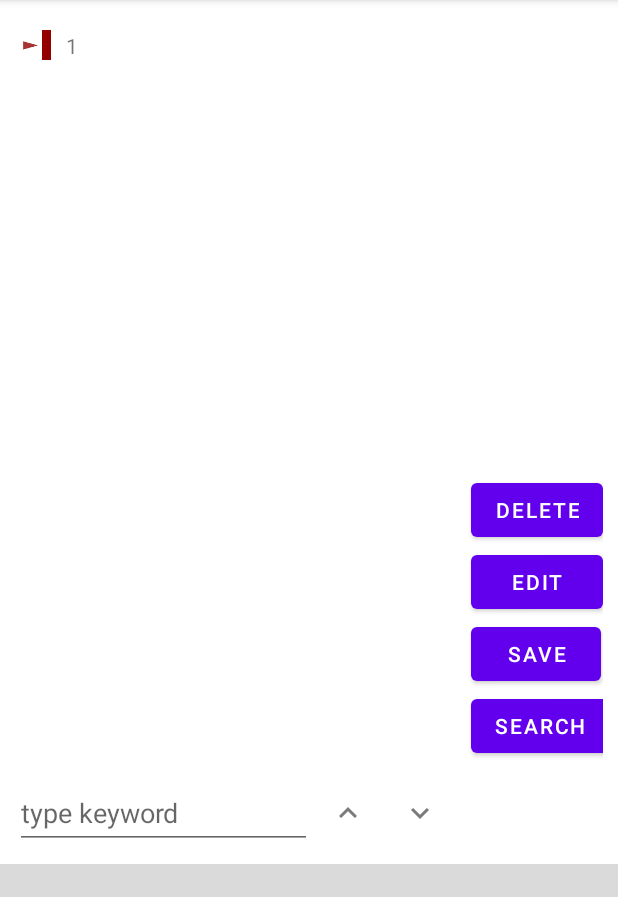
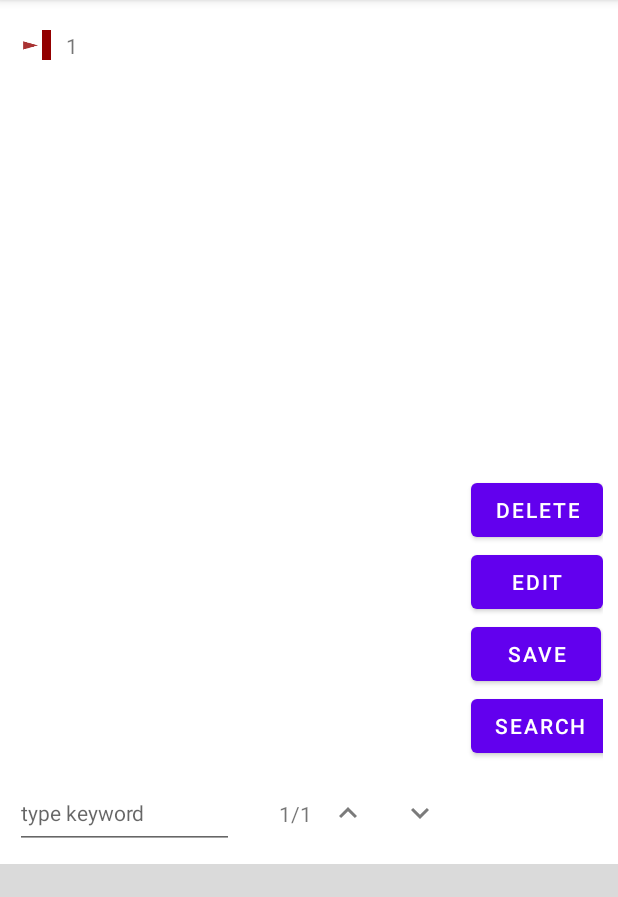
Before and after one commit to marise1/timeline_mockup_room, an Android app: the screen it shows after launch (MainActivity), after a tap on "SEARCH", on a phone screen of 412 x 824 dp, the part 84-981 px from its top. Run offline under Robolectric (Android 15) with nearby library versions, the phone set to English and light mode, and no system bars; our stand-ins replace Room's generated code; 2 statements that could not run were skipped; 2 other taps on this screen came first.

Commit message:
stop livedata trigger for search when other dao, cancel search when other button, scroll, _ out of total

```diff
--- a/app/src/main/java/nz/massey/a336/myapplication2/MainActivity.kt
+++ b/app/src/main/java/nz/massey/a336/myapplication2/MainActivity.kt
@@ -19,17 +19,18 @@ class MainActivity : AppCompatActivity() {
     var _clickedNote : Note? = null
     private val clickedNote = MutableLiveData<Note>()
 
-
     override fun onCreate(savedInstanceState: Bundle?) {
         super.onCreate(savedInstanceState)
         setContentView(R.layout.activity_main)
 
-        val r = findViewById<RecyclerView>(R.id.listNote)
         val adapter = NoteAdapter(this){
             note -> onNoteClicked(note)
         }
-        r.adapter = adapter
-        r.layoutManager = LinearLayoutManager(this)
+/*
+        val list = findViewById<RecyclerView>(R.id.listNote)
+        list.adapter = adapter
+        list.layoutManager = LinearLayoutManager(this)
+*/
 
         //val notes = listOf(Note(1,"text"), Note(2, "text2"))
         val dao = NoteDatabase.getInstance(this).noteDao
@@ -37,12 +38,13 @@ class MainActivity : AppCompatActivity() {
         notes.observe(this, Observer {
             it?.let{
                 adapter.submitList(it)
+                adapter.noteList = it
             }
             Log.i("livedata", "list")
         })
 
+        // insert note when click save button
         val txtSearch = findViewById<EditText>(R.id.txtSearch)
-        // insert note when click save button
         val btnSave = findViewById<Button>(R.id.btnSave)
         btnSave.setOnClickListener{
             val text = txtSearch.text.toString()
@@ -51,27 +53,32 @@ class MainActivity : AppCompatActivity() {
             lifecycleScope.launch{
                 dao.insert(noteObj)
             }
+            adapter.cancelSearch()
+            Log.i("btnSave", "btnSave, text=$text")
         }
 
         // when click search button, list all the notes with match on the gray area
-        var noteMatchString : LiveData<String>
-        var noteMatch : LiveData<List<Note>>
-        var word = "note"
+        var click =  false
         val area = findViewById<TextView>(R.id.display)
         val btnSearch = findViewById<Button>(R.id.btnSearch)
         btnSearch.setOnClickListener {
-            word = txtSearch.text.toString()
-            //area.text = word
+            click = true
+            val word = txtSearch.text.toString()
+            val noteMatch = dao.search(word)
+            Log.i("livedata", "search, word=$word")
 
-            noteMatch = dao.search(word)
             noteMatch.observe(this, Observer {
                 it?.let{
-                    adapter.noteMatch = it
-                    Log.i("livedata", "running, $it")
+                    Log.i("livedata", "notematch called")
+                    if(click){
+                        click = false
+                        adapter.noteMatch = it
+                        Log.i("livedata", "running, size=${it.size}, word=$word, $it")
+                    }
                 }
             })
 
-            noteMatchString = Transformations.map(noteMatch){
+            val noteMatchString = Transformations.map(noteMatch){
                     noteMatch -> formatNotes(noteMatch)
             }
             noteMatchString.observe(this, Observer {
@@ -105,17 +112,6 @@ class MainActivity : AppCompatActivity() {
             _clickedNote = null
         }
 
-        //val btnDown = findViewById<ImageButton>(R.id.btnDown)
-/*
-        btnDown.setOnClickListener{
-            i++
-            if(i == noteMatch.size){
-                i=0
-            }
-            current = noteMatch[i].pos
-        }
-*/
-
         clickedNote.observe(this, Observer {
             it?.let{
                 _clickedNote = it
--- a/app/src/main/java/nz/massey/a336/myapplication2/NoteAdapter.kt
+++ b/app/src/main/java/nz/massey/a336/myapplication2/NoteAdapter.kt
@@ -7,18 +7,26 @@ import android.util.Log
 import android.view.LayoutInflater
 import android.view.View
 import android.view.ViewGroup
-import android.widget.ImageButton
-import android.widget.ImageView
-import android.widget.TextView
+import android.widget.*
 import androidx.constraintlayout.widget.ConstraintLayout
 import androidx.core.view.isVisible
 import androidx.lifecycle.LiveData
 import androidx.recyclerview.widget.DiffUtil
+import androidx.recyclerview.widget.LinearLayoutManager
 import androidx.recyclerview.widget.ListAdapter
 import androidx.recyclerview.widget.RecyclerView
 
 class NoteAdapter(context: Activity, val clickListener: (note: Note) -> Unit) : ListAdapter<Note, NoteAdapter.NoteViewHolder>(NoteDiffCallback()){
 
+    var noteList = listOf<Note>()
+    val list = context.findViewById<RecyclerView>(R.id.listNote)
+    val layoutManager = LinearLayoutManager(context)
+    init {
+        list.adapter = this
+        list.layoutManager = layoutManager
+    }
+
+    var matchTotal = 0
     var i = 0
     var current = -1L
     var search = false
@@ -27,8 +35,12 @@ class NoteAdapter(context: Activity, val clickListener: (note: Note) -> Unit) :
             field = value
             if(value.size != 0){
                 i=0
+                matchTotal = noteMatch.size
                 search = true
                 current = noteMatch[i].pos
+                list.scrollToPosition(noteList.indexOf(noteMatch[i]))
+                txtTotal.text = "1/$matchTotal"
+                //Log.i("setter", "match pos=${noteMatch[i].pos}, ${noteList.indexOf(noteMatch[i])}")
                 //Log.i("setter", value.toString())
                 notifyDataSetChanged()
             } else{
@@ -36,8 +48,18 @@ class NoteAdapter(context: Activity, val clickListener: (note: Note) -> Unit) :
             }
         }
 
+    val txtTotal = context.findViewById<TextView>(R.id.txtTotal)
     val btnUp = context.findViewById<ImageButton>(R.id.btnUp)
     val btnDown = context.findViewById<ImageButton>(R.id.btnDown)
+    var lastPos = -1
+    var firstPos = -1
+    var nextMatchPos = -1
+
+    fun cancelSearch() {
+        current = -1
+        search = false
+        notifyDataSetChanged()
+    }
 
     override fun onCreateViewHolder(parent: ViewGroup, viewType: Int)
             : NoteViewHolder = NoteViewHolder.inflateFrom(parent)
@@ -45,14 +67,14 @@ class NoteAdapter(context: Activity, val clickListener: (note: Note) -> Unit) :
     override fun onBindViewHolder(holder: NoteViewHolder, position: Int) {
         val note = getItem(position)
         holder.bind(note, clickListener)
-        //Log.i("adapter3", position.toString() + " " + note.select)
+        Log.i("adapter5", "size=${noteList.size}, pos=$position")
 
         if(search){
             for(match in noteMatch){
                 //Log.i("match", match.pos.toString() + " " + match.note)
                 if(match.note == note.note){
                     note.select = true
-                    Log.i("adapter", "__" + position.toString() + " " + match.pos.toString())
+                    Log.i("adapter3", "__" + position.toString() + " " + match.pos.toString())
                     break
                 }
             }
@@ -63,6 +85,9 @@ class NoteAdapter(context: Activity, val clickListener: (note: Note) -> Unit) :
                 i--
                 if(i == -1) i = noteMatch.size-1
                 current = noteMatch[i].pos
+                nextMatchPos = noteList.indexOf(noteMatch[i])
+                list.scrollToPosition(nextMatchPos)
+                txtTotal.text = "${i+1}/$matchTotal"
                 notifyDataSetChanged()
                 Log.i("adapter4_up", "i = $i, current = $current")
             }
@@ -73,17 +98,23 @@ class NoteAdapter(context: Activity, val clickListener: (note: Note) -> Unit) :
                 i++
                 if(i == noteMatch.size) i=0
                 current = noteMatch[i].pos
+                nextMatchPos = noteList.indexOf(noteMatch[i])
+                //if(nextMatchPos > lastPos || nextMatchPos < firstPos){
+                    list.scrollToPosition(nextMatchPos)
+                //}
+                //lastPos = layoutManager.findLastVisibleItemPosition()
+                //firstPos = layoutManager.findFirstVisibleItemPosition()
+                txtTotal.text = "${i+1}/$matchTotal"
                 notifyDataSetChanged()
-                Log.i("adapter4_down", "i = $i, current = $current")
+                Log.i("adapter4_down", "nextMatchPos=$nextMatchPos, i=$i, current=$current, "
+                        + "first=$firstPos, last=$lastPos")
             }
         }
 
         holder.block.setOnClickListener {
             clickListener(note)
-            current = -1
-            search = false
             note.select = true
-            notifyDataSetChanged()
+            cancelSearch()
             Log.i("adapter0", "__$position " + note.select)
         }
 
@@ -98,12 +129,12 @@ class NoteAdapter(context: Activity, val clickListener: (note: Note) -> Unit) :
 
             holder.mark.visibility = View.VISIBLE
             //holder.block.setBackgroundColor(Color.parseColor("#DADADA"))
-            Log.i("adapter", "_" + position.toString() + " " + note.select)
+            //Log.i("adapter", "_" + position.toString() + " " + note.select)
         } else {
             holder.arrow.visibility = View.INVISIBLE
             holder.mark.visibility = View.INVISIBLE
             //holder.block.setBackgroundColor(Color.parseColor("#FFFFFF"))
-            Log.i("adapter", position.toString() + " " + note.select)
+            //Log.i("adapter", position.toString() + " " + note.select)
         }
     }
 
--- a/app/src/main/res/layout/activity_main.xml
+++ b/app/src/main/res/layout/activity_main.xml
@@ -77,12 +77,25 @@
             android:layout_height="wrap_content"
             android:layout_marginTop="10dp"
             android:hint="type keyword"
+            android:inputType="text"
             android:maxLines="1"
             android:minHeight="48dp"
+            android:textSize="14sp"
             app:layout_constraintBottom_toBottomOf="parent"
-            app:layout_constraintEnd_toStartOf="@+id/btnUp"
+            app:layout_constraintEnd_toStartOf="@+id/txtTotal"
             app:layout_constraintStart_toStartOf="parent"
             app:layout_constraintTop_toBottomOf="@id/listNote" />
+
+        <TextView
+            android:id="@+id/txtTotal"
+            android:layout_width="wrap_content"
+            android:layout_height="wrap_content"
+            android:layout_marginStart="30dp"
+            android:text="0/10"
+            app:layout_constraintBottom_toBottomOf="@+id/txtSearch"
+            app:layout_constraintEnd_toStartOf="@id/btnUp"
+            app:layout_constraintStart_toEndOf="@+id/txtSearch"
+            app:layout_constraintTop_toTopOf="@+id/txtSearch" />
 
         <ImageButton
             android:id="@+id/btnUp"
@@ -91,8 +104,9 @@
             android:background="@drawable/round_corner"
             android:backgroundTint="#FFFFFF"
             android:contentDescription="up button"
+            app:layout_constraintBottom_toBottomOf="@+id/txtTotal"
             app:layout_constraintEnd_toStartOf="@+id/btnDown"
-            app:layout_constraintTop_toTopOf="@+id/txtSearch"
+            app:layout_constraintTop_toTopOf="@+id/txtTotal"
             app:srcCompat="@drawable/up" />
 
         <ImageButton
@@ -102,6 +116,7 @@
             android:background="@drawable/round_corner"
             android:backgroundTint="#FFFFFF"
             android:contentDescription="down button"
+            app:layout_constraintBottom_toBottomOf="@+id/btnUp"
             app:layout_constraintEnd_toEndOf="@+id/listNote"
             app:layout_constraintTop_toTopOf="@+id/btnUp"
             app:srcCompat="@drawable/down" />
```
Also changed, not shown: 1 other file.
